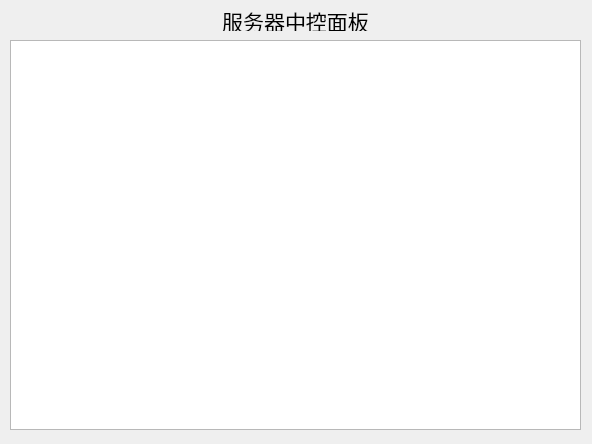
Above: Server/ui/Server/ServerControler.ui from sAkuraOfficial/Chat before the change. Below: the same form after it.
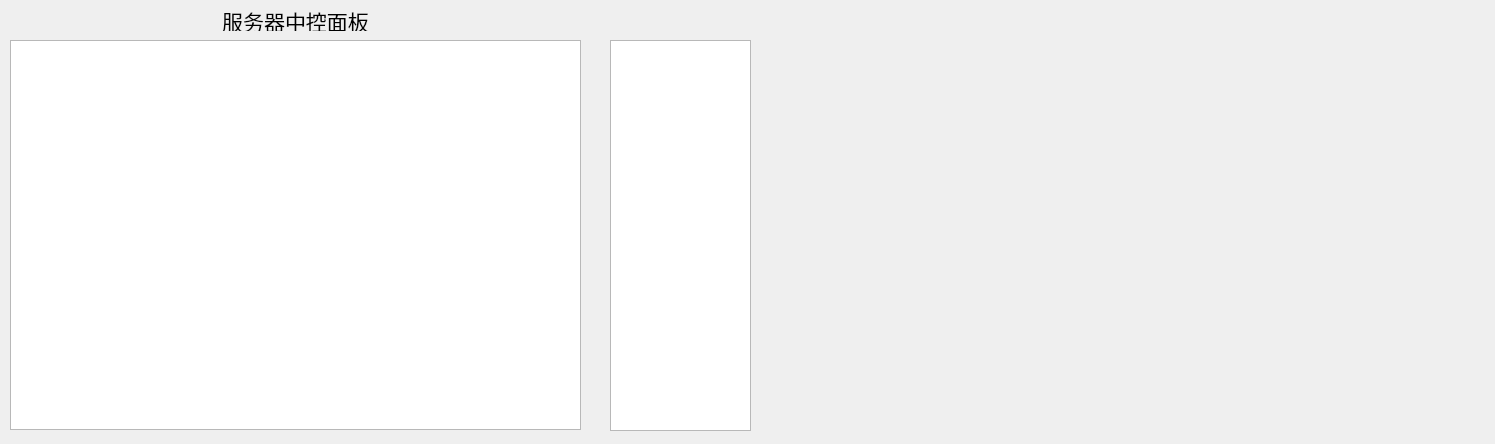
That is the form after the change.

Diff of the .ui file:
```diff
--- a/Server/ui/Server/ServerControler.ui
+++ b/Server/ui/Server/ServerControler.ui
@@ -6,7 +6,7 @@
    <rect>
     <x>0</x>
     <y>0</y>
-    <width>592</width>
+    <width>1495</width>
     <height>444</height>
    </rect>
   </property>
@@ -48,6 +48,16 @@
      <set>Qt::AlignmentFlag::AlignCenter</set>
     </property>
    </widget>
+   <widget class="QListWidget" name="listWidget">
+    <property name="geometry">
+     <rect>
+      <x>610</x>
+      <y>40</y>
+      <width>141</width>
+      <height>391</height>
+     </rect>
+    </property>
+   </widget>
   </widget>
  </widget>
  <layoutdefault spacing="6" margin="11"/>
```
